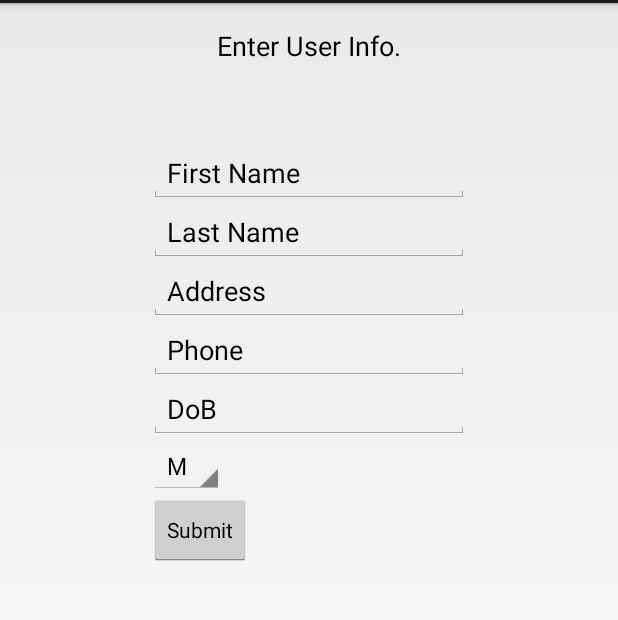
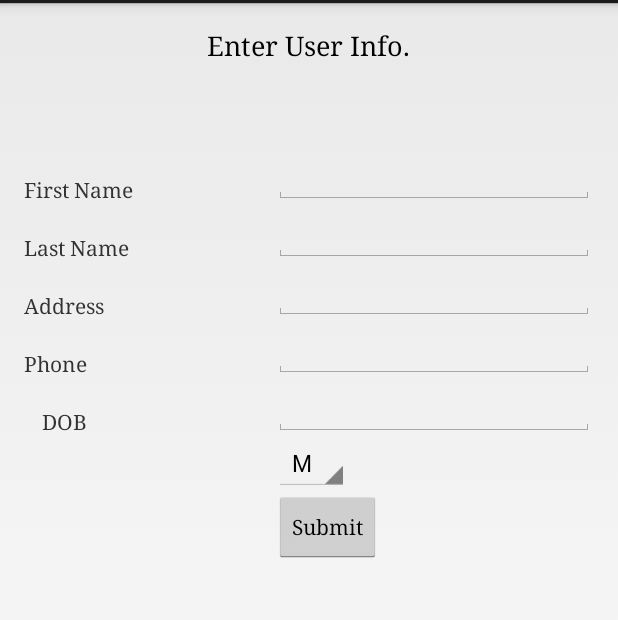
Before and after one commit to arpitpanwar/CustomizeMenu, an Android app: the screen it shows after launch (MainActivity), on a phone screen of 412 x 824 dp, the part 69-689 px from its top. Run offline under Robolectric (Android 15) with nearby library versions, the phone set to English and light mode, and no system bars.

Commit message:
Changed main layout

```diff
--- a/CustomizMenu/app/src/main/res/layout/activity_main.xml
+++ b/CustomizMenu/app/src/main/res/layout/activity_main.xml
@@ -15,29 +15,31 @@
         android:text="Enter User Info."
         android:id="@+id/mainTitle"
         android:layout_alignParentTop="true"
-        android:layout_centerHorizontal="true" />
+        android:layout_centerHorizontal="true"
+        android:typeface="serif"/>
 
     <EditText
         android:layout_width="wrap_content"
         android:layout_height="wrap_content"
         android:inputType="textPersonName"
-        android:text="First Name"
         android:ems="10"
         android:id="@+id/firstNameTextField"
-        android:layout_marginTop="53dp"
+        android:layout_marginTop="55dp"
         android:layout_below="@+id/mainTitle"
-        android:layout_centerHorizontal="true" />
+        android:layout_alignParentRight="true"
+        android:layout_alignParentEnd="true"
+        android:typeface="serif"/>
 
     <EditText
         android:layout_width="wrap_content"
         android:layout_height="wrap_content"
         android:inputType="textPersonName"
-        android:text="Last Name"
         android:ems="10"
         android:id="@+id/lastNameTextField"
         android:layout_below="@+id/firstNameTextField"
         android:layout_alignLeft="@+id/firstNameTextField"
-        android:layout_alignStart="@+id/firstNameTextField" />
+        android:layout_alignStart="@+id/firstNameTextField"
+        android:typeface="serif"/>
 
     <EditText
         android:layout_width="wrap_content"
@@ -48,7 +50,7 @@
         android:layout_below="@+id/lastNameTextField"
         android:layout_alignLeft="@+id/lastNameTextField"
         android:layout_alignStart="@+id/lastNameTextField"
-        android:text="Address" />
+        android:typeface="serif"/>
 
     <EditText
         android:layout_width="wrap_content"
@@ -59,7 +61,7 @@
         android:layout_below="@+id/addressTextField"
         android:layout_alignLeft="@+id/addressTextField"
         android:layout_alignStart="@+id/addressTextField"
-        android:text="Phone" />
+        android:typeface="serif"/>
 
     <EditText
         android:layout_width="wrap_content"
@@ -70,7 +72,7 @@
         android:layout_below="@+id/phoneNumberTextField"
         android:layout_alignLeft="@+id/phoneNumberTextField"
         android:layout_alignStart="@+id/phoneNumberTextField"
-        android:text="DoB" />
+        android:typeface="serif"/>
 
     <Spinner
         android:id="@+id/gender_spinner"
@@ -79,7 +81,7 @@
         android:layout_below="@+id/dobTextField"
         android:layout_alignLeft="@+id/dobTextField"
         android:layout_alignStart="@+id/dobTextField"
-        />
+        android:typeface="serif"/>
 
     <ViewAnimator
         android:layout_width="wrap_content"
@@ -87,7 +89,8 @@
         android:id="@+id/viewAnimator"
         android:layout_alignBottom="@+id/lastNameTextField"
         android:layout_alignParentLeft="true"
-        android:layout_alignParentStart="true" />
+        android:layout_alignParentStart="true"
+        android:typeface="serif"/>
 
     <Button
         style="?android:attr/buttonStyleSmall"
@@ -98,6 +101,62 @@
         android:layout_below="@+id/gender_spinner"
         android:layout_alignLeft="@+id/gender_spinner"
         android:layout_alignStart="@+id/gender_spinner"
-        android:onClick="getUserInfoFromUI"/>
+        android:onClick="getUserInfoFromUI"
+        android:typeface="serif"/>
+
+    <TextView
+        android:layout_width="wrap_content"
+        android:layout_height="wrap_content"
+        android:textAppearance="?android:attr/textAppearanceSmall"
+        android:text="First Name"
+        android:id="@+id/textView"
+        android:typeface="serif"
+        android:layout_above="@+id/lastNameTextField"
+        android:layout_toRightOf="@+id/viewAnimator"
+        android:layout_toEndOf="@+id/viewAnimator" />
+
+    <TextView
+        android:layout_width="wrap_content"
+        android:layout_height="wrap_content"
+        android:textAppearance="?android:attr/textAppearanceSmall"
+        android:text="Last Name"
+        android:id="@+id/textView2"
+        android:layout_above="@+id/addressTextField"
+        android:layout_alignLeft="@+id/textView"
+        android:layout_alignStart="@+id/textView"
+        android:typeface="serif"/>
+
+    <TextView
+        android:layout_width="wrap_content"
+        android:layout_height="wrap_content"
+        android:textAppearance="?android:attr/textAppearanceSmall"
+        android:text="Address"
+        android:id="@+id/textView3"
+        android:layout_above="@+id/phoneNumberTextField"
+        android:layout_alignLeft="@+id/textView2"
+        android:layout_alignStart="@+id/textView2"
+        android:typeface="serif"/>
+
+    <TextView
+        android:layout_width="wrap_content"
+        android:layout_height="wrap_content"
+        android:textAppearance="?android:attr/textAppearanceSmall"
+        android:text="Phone"
+        android:id="@+id/textView4"
+        android:layout_above="@+id/dobTextField"
+        android:layout_alignLeft="@+id/textView3"
+        android:layout_alignStart="@+id/textView3"
+        android:typeface="serif"/>
+
+    <TextView
+        android:layout_width="wrap_content"
+        android:layout_height="wrap_content"
+        android:textAppearance="?android:attr/textAppearanceSmall"
+        android:text="DOB"
+        android:id="@+id/textView5"
+        android:layout_above="@+id/gender_spinner"
+        android:layout_alignRight="@+id/textView4"
+        android:layout_alignEnd="@+id/textView4"
+        android:typeface="serif"/>
 
 </RelativeLayout>
```
